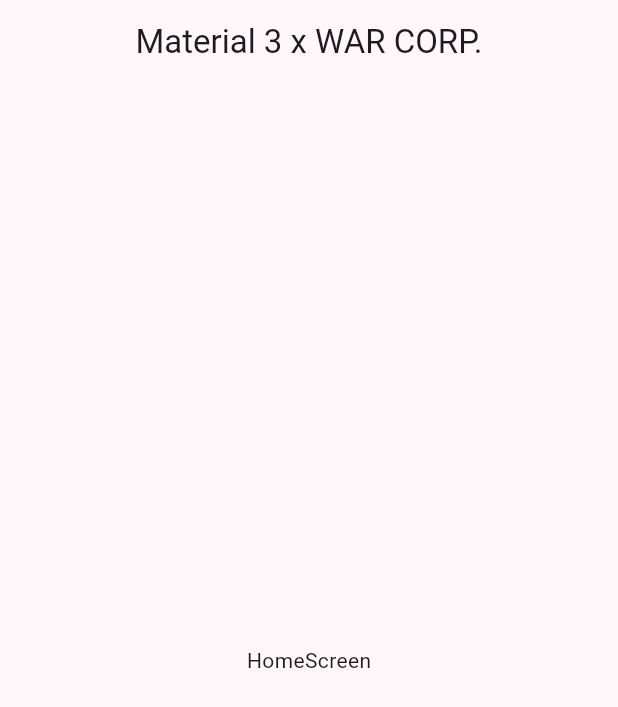
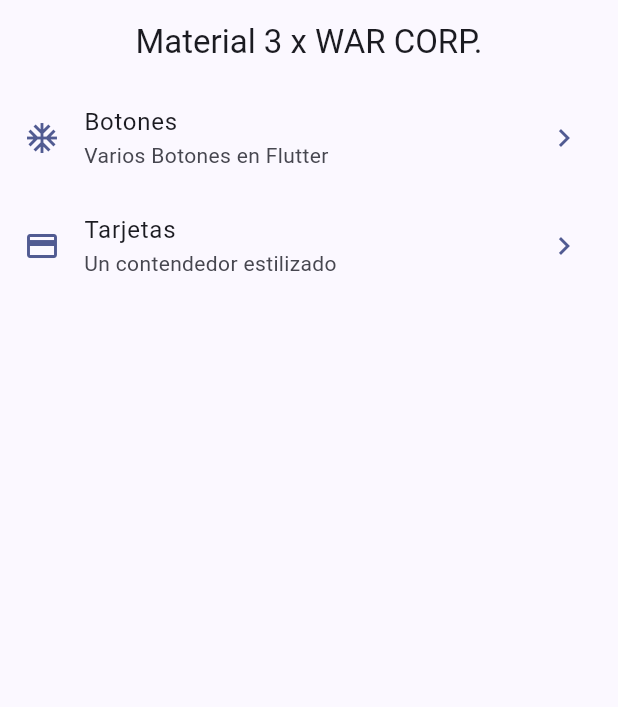
Before and after one commit to G-Jhojan/widgets_app, a Flutter app: the screen it shows after launch, on a phone screen of 412 x 824 dp. Shown: the top 707 px of the screen. Run offline on Flutter 3.47's test engine with Material 2 defaults, Android fonts, the phone set to English and light mode, and no system bars; our stand-ins replace go_router.

Commit message:
primer commit

```diff
--- a/lib/config/menu/menu_items.dart
+++ b/lib/config/menu/menu_items.dart
@@ -19,14 +19,14 @@ const appMenuItems = <MenuItem>[
   MenuItem(
     title: 'Botones',
     subTitle: 'Varios Botones en Flutter',
-    link: '/butttons',
+    link: '/buttons',
     icon: Icons.ac_unit
     ),
 
       MenuItem(
     title: 'Tarjetas',
     subTitle: 'Un contendedor estilizado',
-    link: '/card',
+    link: '/cards',
     icon: Icons.credit_card
     )
 ];
--- /dev/null
+++ b/lib/config/router/router.dart
@@ -0,0 +1,30 @@
+import 'package:go_router/go_router.dart';
+
+import '../../presentation/screens/screens.dart';
+
+// GoRouter configuration
+final appRouter = GoRouter(
+  initialLocation: '/',
+  routes: [
+
+    GoRoute(
+      path: '/',
+      builder: (context, state) => const HomeScreen(),
+    ),
+
+        GoRoute(
+      path: '/buttons',
+      builder: (context, state) => const ButtonsScreen(),
+    ),
+
+        GoRoute(
+      path: '/cards',
+      builder: (context, state) => const CardsScreen(),
+    ),
+
+
+
+
+  ],
+
+);
--- a/lib/main.dart
+++ b/lib/main.dart
@@ -1,7 +1,8 @@
 import 'package:flutter/material.dart';
 
+import 'config/router/router.dart';
 import 'config/theme/app_theme.dart';
-import 'presentation/screens/home/home_screen.dart';
+
 
 void main() {
   runApp(const MainApp());
@@ -12,10 +13,11 @@ class MainApp extends StatelessWidget {
 
   @override
   Widget build(BuildContext context) {
-    return  MaterialApp(
+    return MaterialApp.router(
+      routerConfig: appRouter,
       debugShowCheckedModeBanner: false,
-      theme: AppTheme(selectedColor:8).getTheme(),
-      home: const HomeScreen()
+      theme: AppTheme(selectedColor: 6).getTheme(),
+
     );
   }
 }
--- a/lib/presentation/screens/home/home_screen.dart
+++ b/lib/presentation/screens/home/home_screen.dart
@@ -1,18 +1,59 @@
 import 'package:flutter/material.dart';
+import 'package:go_router/go_router.dart';
+import 'package:widgets_app/config/menu/menu_items.dart';
 
 class HomeScreen extends StatelessWidget {
-
   const HomeScreen({Key? key}) : super(key: key);
 
   @override
   Widget build(BuildContext context) {
-    return  Scaffold(
+    return Scaffold(
       appBar: AppBar(
         title: const Text('Material 3 x WAR CORP.'),
       ),
-      body:const Center(
-         child: Text('HomeScreen'),
-      ),
+      body: _HomeView(),
     );
   }
 }
+
+class _HomeView extends StatelessWidget {
+  @override
+  Widget build(BuildContext context) {
+    return ListView.builder(
+        itemCount: appMenuItems.length,
+        itemBuilder: (context, index) {
+          final menuItem = appMenuItems[index];
+          return _CustomListTile(menuItem: menuItem);
+        });
+  }
+}
+
+class _CustomListTile extends StatelessWidget {
+  const _CustomListTile({
+    required this.menuItem,
+  });
+
+  final MenuItem menuItem;
+
+  @override
+  Widget build(BuildContext context) {
+    final colors = Theme.of(context).colorScheme;
+
+    return ListTile(
+      leading: Icon(
+        menuItem.icon,
+        color: colors.primary,
+      ),
+      trailing: Icon(
+        Icons.chevron_right,
+        color: colors.primary,
+      ),
+      title: Text(menuItem.title),
+      subtitle: Text(menuItem.subTitle),
+      onTap: () {
+        //todo: navegar a la pantalla
+        context.push(menuItem.link);
+      },
+    );
+  }
+}
--- /dev/null
+++ b/lib/presentation/screens/screens.dart
@@ -0,0 +1,3 @@
+export 'package:widgets_app/presentation/screens/buttons/buttons_screen.dart';
+export 'package:widgets_app/presentation/screens/cards/cards_screen.dart';
+export 'package:widgets_app/presentation/screens/home/home_screen.dart';
--- a/pubspec.yaml
+++ b/pubspec.yaml
@@ -9,6 +9,7 @@ environment:
 dependencies:
   flutter:
     sdk: flutter
+  go_router: ^10.1.2
   google_fonts: ^5.1.0
 
 dev_dependencies:
```
Also changed, not shown: lib/presentation/screens/buttons/buttons_screen.dart (added, +18 -0 lines), lib/presentation/screens/cards/cards_screen.dart (added, +18 -0 lines), pubspec.lock.
